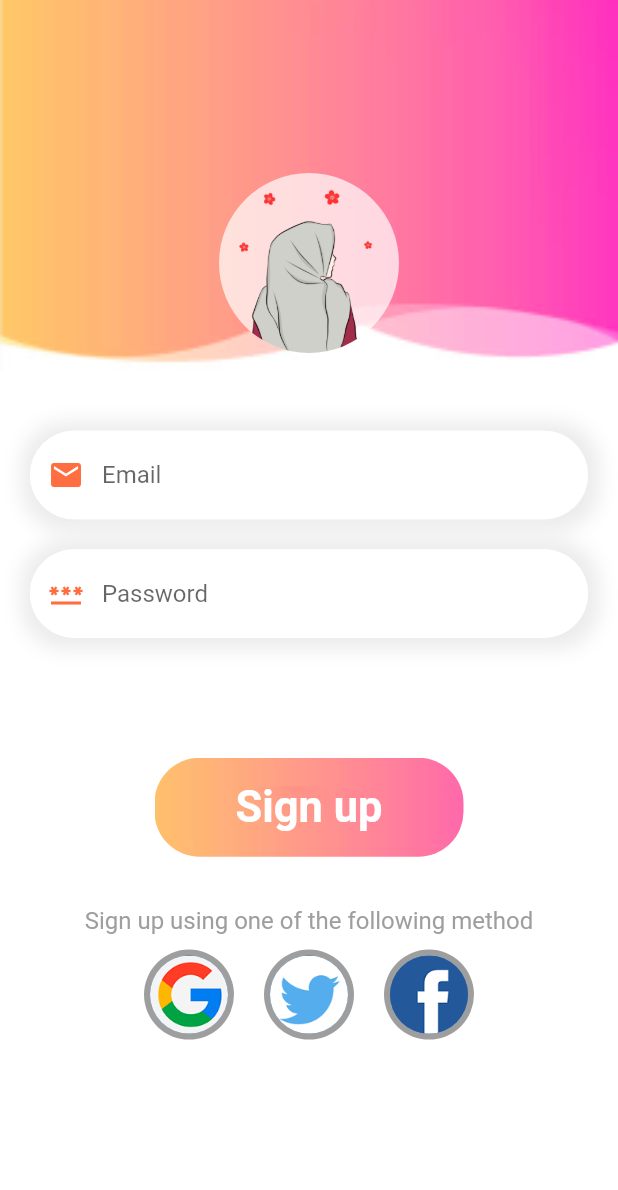
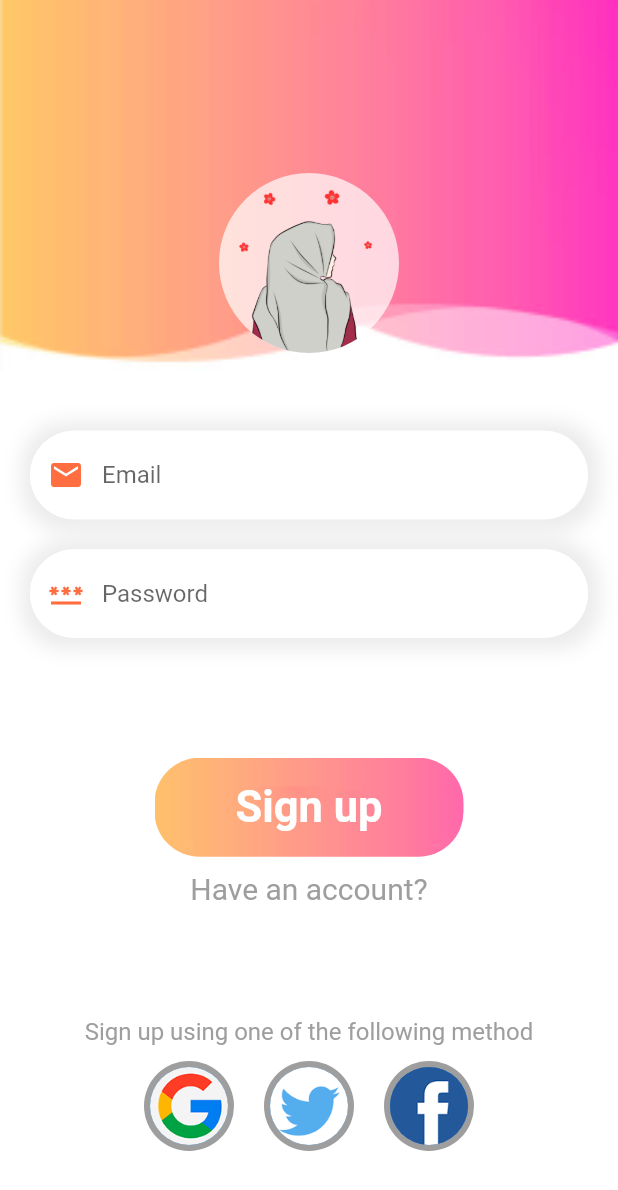
Before and after one commit to AyushPatel454/ASMP_Project, a Flutter app: the SignUpPage screen opened directly, on a phone screen of 412 x 824 dp. Shown: the top 1190 px of the screen. Run offline on Flutter 3.47's test engine with Material 2 defaults, Android fonts, the phone set to English and light mode, and no system bars; our stand-ins replace get.

Commit message:
Connect Login , signUp page Create WelcomePage

```diff
--- a/flutter_project/login_page/lib/main.dart
+++ b/flutter_project/login_page/lib/main.dart
@@ -1,6 +1,8 @@
 import 'package:flutter/material.dart';
 import 'package:login_page/login_screen.dart';
 import 'package:login_page/signup_page.dart';
+import 'package:login_page/welcome_page.dart';
+import 'package:get/get.dart';
 
 void main() {
   runApp(const MyApp());
@@ -12,12 +14,12 @@ class MyApp extends StatelessWidget {
   // This widget is the root of your application.
   @override
   Widget build(BuildContext context) {
-    return MaterialApp(
+    return GetMaterialApp(
       title: 'Flutter Demo',
       theme: ThemeData(
         primarySwatch: Colors.blue,
       ),
-      home: SignUpPage()
+      home: LoginPage()
     );
   }
 }
--- a/flutter_project/login_page/lib/signup_page.dart
+++ b/flutter_project/login_page/lib/signup_page.dart
@@ -1,4 +1,7 @@
+import 'package:flutter/gestures.dart';
 import 'package:flutter/material.dart';
+import 'package:get/get.dart';
+import 'package:get/get_core/src/get_main.dart';
 
 class SignUpPage extends StatelessWidget {
   const SignUpPage({Key? key}) : super(key: key);
@@ -162,7 +165,18 @@ class SignUpPage extends StatelessWidget {
               ),
             ),
           ),
-          SizedBox(height: w*0.08,),
+          SizedBox(height: 10,),
+          RichText(
+            text: TextSpan(
+              recognizer: TapGestureRecognizer()..onTap=()=>Get.back(),
+              text: "Have an account?",
+              style: TextStyle(
+                fontSize: 20,
+                color: Colors.grey[500]
+              )
+            )
+          ),
+          SizedBox(height: w*0.18,),
           RichText(text: TextSpan(
               text: "Sign up using one of the following method",
               style: TextStyle(
--- a/flutter_project/login_page/pubspec.yaml
+++ b/flutter_project/login_page/pubspec.yaml
@@ -35,7 +35,7 @@ dependencies:
   # The following adds the Cupertino Icons font to your application.
   # Use with the CupertinoIcons class for iOS style icons.
   cupertino_icons: ^1.0.2
-
+  get:
 dev_dependencies:
   flutter_test:
     sdk: flutter
```
Also changed, not shown: flutter_project/login_page/lib/login_screen.dart (+10 -1 lines), flutter_project/login_page/lib/welcome_page.dart (added, +92 -0 lines), flutter_project/login_page/pubspec.lock.
